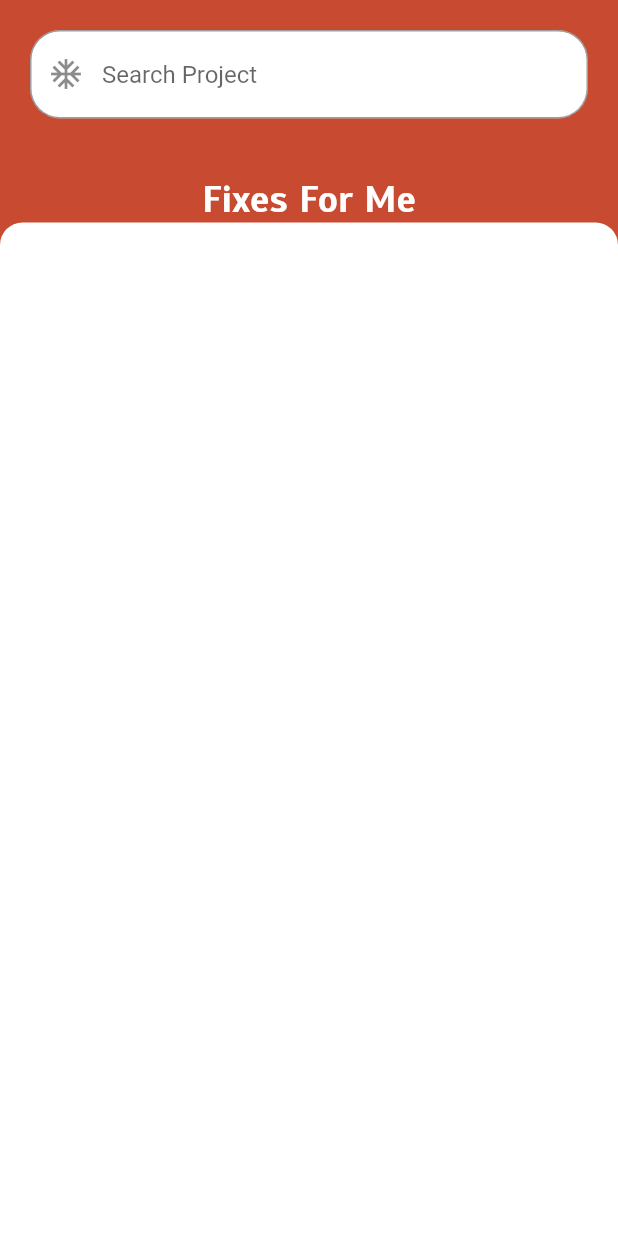
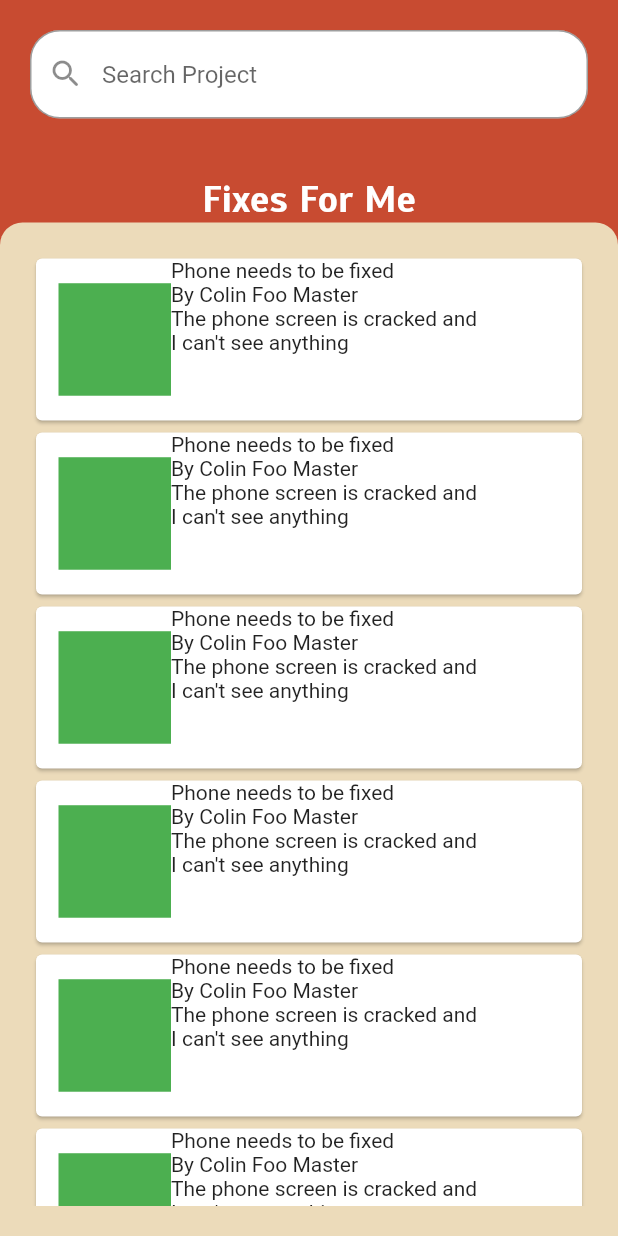
Before and after one commit to ColinACampbell/fix-it-up-app, a Flutter app: the UserHomeScreen screen opened by its route, on a phone screen of 412 x 824 dp. Run offline on Flutter 3.47's test engine with Material 2 defaults, Android fonts, the phone set to English and light mode, and no system bars.

Commit message:
Added Card

```diff
--- a/fixitup_mobile/lib/screens/user_home_screen.dart
+++ b/fixitup_mobile/lib/screens/user_home_screen.dart
@@ -1,3 +1,4 @@
+import 'package:fixitup_mobile/widgets/fix_list_card.dart';
 import 'package:fixitup_mobile/widgets/textfield.dart';
 import 'package:flutter/material.dart';
 
@@ -17,7 +18,8 @@ class UserHomeScreen extends StatelessWidget {
             children: [
               Container(
                 padding: EdgeInsets.all(20),
-                child: AppTextField("Search Project", Icon(Icons.ac_unit),
+                child: AppTextField(
+                    "Search Project", Icon(Icons.search_rounded),
                     obscureText: false),
               ),
               Spacer(),
@@ -26,13 +28,20 @@ class UserHomeScreen extends StatelessWidget {
                 style: Theme.of(context).textTheme.headline3,
               ),
               Container(
+                padding: EdgeInsets.only(top: 20, bottom: 20),
                 height: MediaQuery.of(context).size.height * .82,
                 width: MediaQuery.of(context).size.width,
                 decoration: BoxDecoration(
-                    color: Colors.white,
-                    borderRadius: BorderRadius.only(
-                        topLeft: Radius.circular(15),
-                        topRight: Radius.circular(15))),
+                  color: Color.fromRGBO(236, 219, 186, 1),
+                  borderRadius: BorderRadius.only(
+                      topLeft: Radius.circular(15),
+                      topRight: Radius.circular(15)),
+                ),
+                child: ListView.builder(
+                    itemCount: 10,
+                    itemBuilder: (context, pos) {
+                      return FixListCard();
+                    }),
               )
             ],
           )
--- /dev/null
+++ b/fixitup_mobile/lib/widgets/fix_list_card.dart
@@ -0,0 +1,56 @@
+import 'package:flutter/material.dart';
+
+class FixListCard extends StatefulWidget {
+  @override
+  _FixListCardState createState() => _FixListCardState();
+}
+
+class _FixListCardState extends State<FixListCard> {
+  @override
+  Widget build(BuildContext context) {
+    return Padding(
+      padding: EdgeInsets.only(left: 20, right: 20),
+      child: Card(
+        child: Container(
+          decoration: BoxDecoration(
+              borderRadius: BorderRadius.all(Radius.circular(10))),
+          child: Column(
+            children: [
+              Container(
+                padding: EdgeInsets.only(left: 15, right: 15),
+                width: MediaQuery.of(context).size.width,
+                height: 108,
+                child: Row(
+                  children: [
+                    Container(
+                      width: 75,
+                      height: 75,
+                      color: Colors.green,
+                    ),
+                    Expanded(
+                      child: Column(
+                        mainAxisAlignment: MainAxisAlignment.start,
+                        crossAxisAlignment: CrossAxisAlignment.start,
+                        children: [
+                          Text("Phone needs to be fixed"),
+                          Text("By Colin Foo Master"),
+                          Text(
+                              "The phone screen is cracked and \nI can't see anything")
+                        ],
+                      ),
+                    )
+                  ],
+                ),
+              ),
+              Container(
+                height: 0,
+                color: Colors.red,
+              )
+            ],
+          ),
+          height: 108,
+        ),
+      ),
+    );
+  }
+}
```
